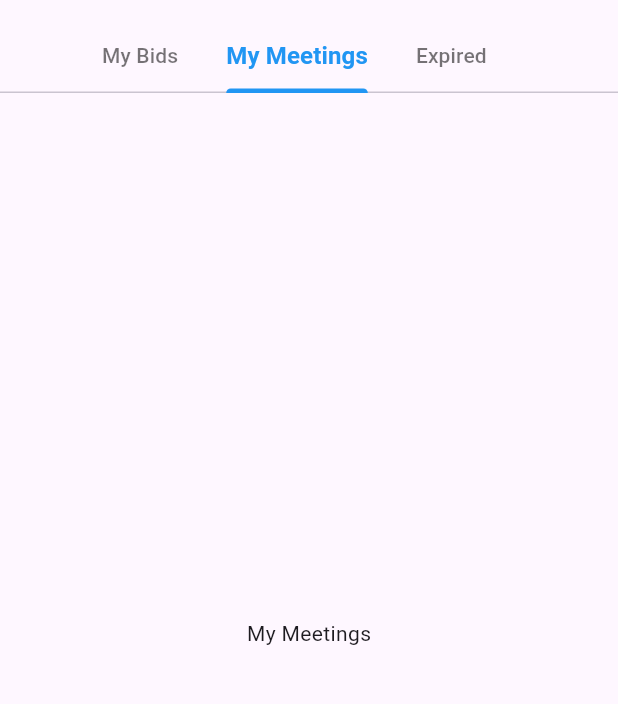
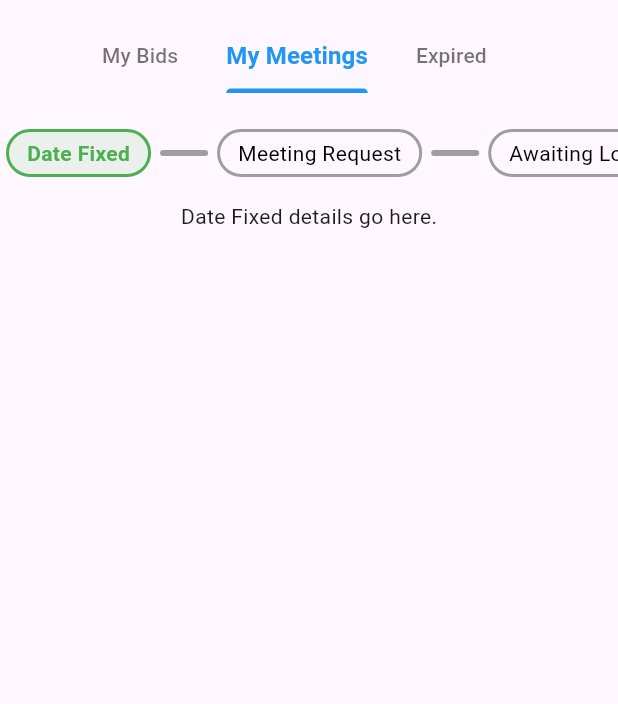
Before and after one commit to Greencreon-LLP-2/Lelam-online-V2, a Flutter app: the BuyingStatusPage screen opened directly, tab 2 chosen, on a phone screen of 412 x 824 dp, the part 63-767 px from its top. Run offline on Flutter 3.47's test engine with Material 3 defaults, Android fonts, the phone set to English and light mode, and no system bars.

Commit message:
my bids and my meetings status page ui done

```diff
--- a/lib/feature/status/view/pages/buying_status_page.dart
+++ b/lib/feature/status/view/pages/buying_status_page.dart
@@ -1,5 +1,7 @@
 import 'package:flutter/material.dart';
 import 'package:lelamonline_flutter/core/theme/app_theme.dart';
+import 'package:lelamonline_flutter/feature/status/view/widgets/buying_status/my_bids_widget.dart';
+import 'package:lelamonline_flutter/feature/status/view/widgets/buying_status/my_meetings_widget.dart';
 
 class BuyingStatusPage extends StatelessWidget {
   const BuyingStatusPage({super.key});
@@ -12,6 +14,7 @@ class BuyingStatusPage extends StatelessWidget {
         appBar: AppBar(
           title: const Text('Buying Status'),
           bottom: const TabBar(
+            dividerColor: Colors.transparent,
             isScrollable: true, // enables scrolling for many tabs
             indicatorColor: AppTheme.primaryColor,
             labelColor: AppTheme.primaryColor,
@@ -27,8 +30,8 @@ class BuyingStatusPage extends StatelessWidget {
         ),
         body: const TabBarView(
           children: [
-            Center(child: Text('My Bids')),
-            Center(child: Text('My Meetings')),
+            MyBidsWidget(),
+            MyMeetingsWidget(),
             Center(child: Text('Expired')),
           ],
         ),
--- /dev/null
+++ b/lib/feature/status/view/widgets/buying_status/my_meetings_widget.dart
@@ -0,0 +1,146 @@
+import 'package:flutter/material.dart';
+
+class StatusPill extends StatelessWidget {
+  final String label;
+  final bool isActive;
+  final Color activeColor;
+  final Color inactiveColor;
+  final VoidCallback? onTap;
+
+  const StatusPill({
+    super.key,
+    required this.label,
+    this.isActive = false,
+    this.activeColor = Colors.green,
+    this.inactiveColor = Colors.grey,
+    this.onTap,
+  });
+
+  @override
+  Widget build(BuildContext context) {
+    return GestureDetector(
+      onTap: onTap,
+      child: Container(
+        padding: const EdgeInsets.symmetric(horizontal: 12, vertical: 4),
+        margin: const EdgeInsets.symmetric(horizontal: 4),
+        decoration: BoxDecoration(
+          border: Border.all(
+            color: isActive ? activeColor : inactiveColor,
+            width: 2,
+          ),
+          borderRadius: BorderRadius.circular(20),
+          color: isActive ? activeColor.withOpacity(0.1) : Colors.transparent,
+        ),
+        child: Text(
+          label,
+          style: TextStyle(
+            color: isActive ? activeColor : Colors.black,
+            fontWeight: isActive ? FontWeight.bold : FontWeight.normal,
+          ),
+        ),
+      ),
+    );
+  }
+}
+
+class PillConnector extends StatelessWidget {
+  final bool isActive;
+  final Color activeColor;
+  final Color inactiveColor;
+
+  const PillConnector({
+    super.key,
+    this.isActive = false,
+    this.activeColor = Colors.green,
+    this.inactiveColor = Colors.grey,
+  });
+
+  @override
+  Widget build(BuildContext context) {
+    return Container(
+      width: 32,
+      height: 4,
+      margin: const EdgeInsets.symmetric(horizontal: 2),
+      decoration: BoxDecoration(
+        color: isActive ? activeColor : inactiveColor,
+        borderRadius: BorderRadius.circular(2),
+      ),
+    );
+  }
+}
+
+class MyMeetingsWidget extends StatefulWidget {
+  const MyMeetingsWidget({super.key});
+
+  @override
+  State<MyMeetingsWidget> createState() => _MyMeetingsWidgetState();
+}
+
+class _MyMeetingsWidgetState extends State<MyMeetingsWidget> {
+  final List<String> statuses = [
+    'Date Fixed',
+    'Meeting Request',
+    'Awaiting Location',
+    'Ready For Meeting',
+    'Meeting Completed',
+  ];
+
+  int selectedIndex = 0;
+
+  Widget _getStatusWidget(int index) {
+    switch (index) {
+      case 0:
+        return const Text('Date Fixed details go here.');
+      case 1:
+        return const Text('Meeting Request details go here.');
+      case 2:
+        return const Text('Awaiting Location details go here.');
+      case 3:
+        return const Text('Ready For Meeting details go here.');
+      case 4:
+        return const Text('Meeting Completed details go here.');
+      default:
+        return const SizedBox.shrink();
+    }
+  }
+
+  @override
+  Widget build(BuildContext context) {
+    return Column(
+      children: [
+        const SizedBox(height: 24),
+        SingleChildScrollView(
+          scrollDirection: Axis.horizontal,
+          child: Row(
+            children: List.generate(statuses.length * 2 - 1, (i) {
+              if (i.isEven) {
+                final index = i ~/ 2;
+                return StatusPill(
+                  label: statuses[index],
+                  isActive: index <= selectedIndex,
+                  activeColor: Colors.green,
+                  onTap: () {
+                    setState(() {
+                      selectedIndex = index;
+                    });
+                  },
+                );
+              } else {
+                // Connector between pills
+                final leftIndex = (i - 1) ~/ 2;
+                final isActive = leftIndex < selectedIndex;
+                return PillConnector(
+                  isActive: isActive,
+                  activeColor: Colors.green,
+                  inactiveColor: Colors.grey,
+                );
+              }
+            }),
+          ),
+        ),
+        const SizedBox(height: 16),
+        _getStatusWidget(selectedIndex),
+      ],
+    );
+  }
+}
```
Also changed, not shown: lib/feature/status/view/widgets/buying_status/my_bids_widget.dart (added, +119 -0 lines), lib/feature/status/view/pages/selling_status_page.dart (added).
